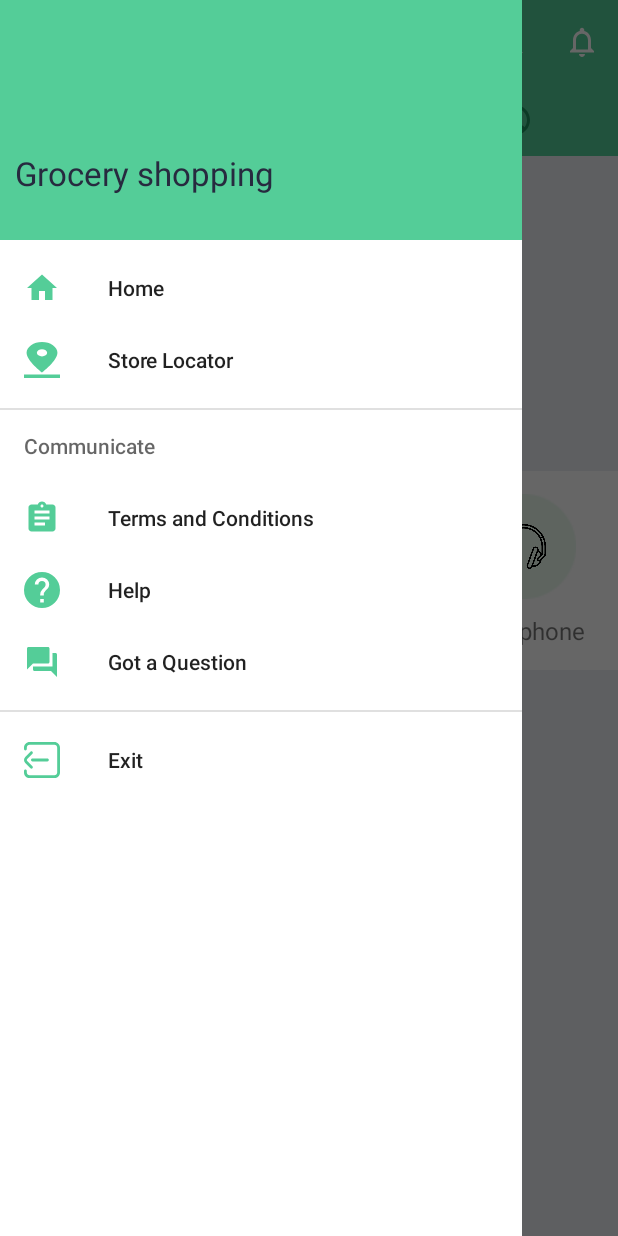
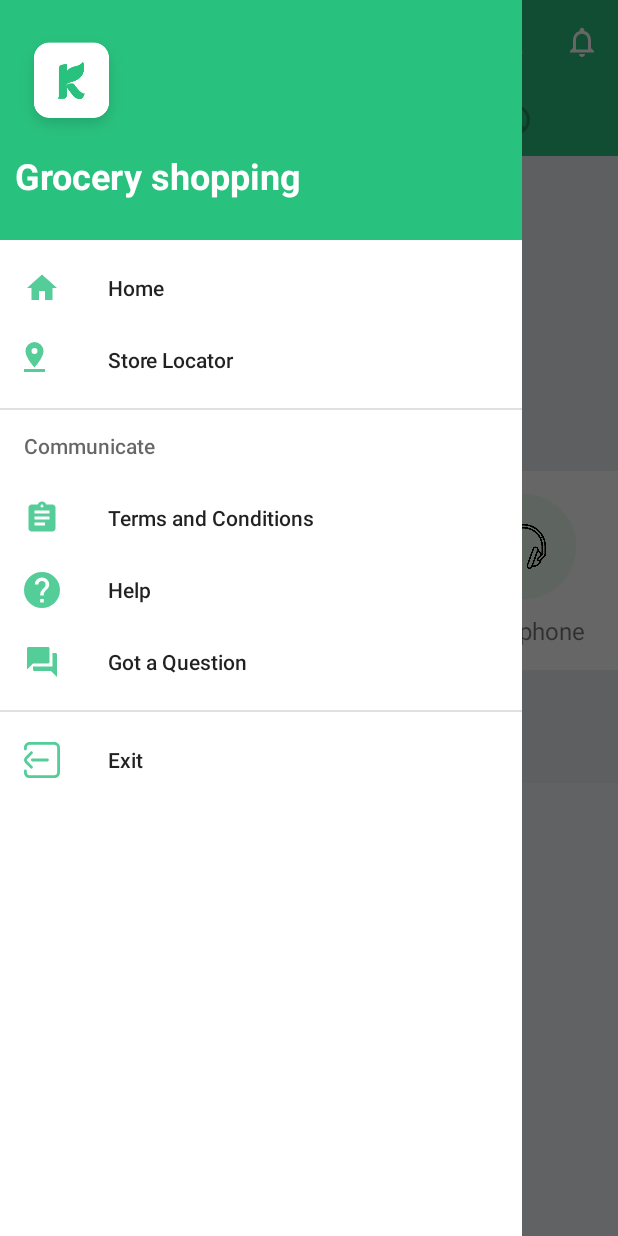
Before and after one commit to duongkibo/shopAppV3, an Android app: the MainActivity screen opened directly, with no data from a screen before it, with the side drawer open, on a phone screen of 412 x 824 dp. Run offline under Robolectric (Android 15) with nearby library versions, the phone set to English and light mode, and no system bars; libraries missing offline, so code that uses them is left out: com.denzcoskun.imageslider; plain views replace ImageSlider; pictures from the network do not load; 9 statements that could not run were skipped.

Commit message:
toan update 22/8

```diff
--- a/app/src/main/java/com/actvn/shopapp/MainActivity.java
+++ b/app/src/main/java/com/actvn/shopapp/MainActivity.java
@@ -57,7 +57,7 @@ public class MainActivity extends AppCompatActivity implements NavigationView.On
         actionToolbar();
         addControl();
         setIconTablayout();
-        setScrollView();
+        //setScrollView();
         //search();
     }
 
@@ -102,7 +102,6 @@ public class MainActivity extends AppCompatActivity implements NavigationView.On
 
 
     private void setScrollView() {
-/*
         scrollView.setOnScrollChangeListener(new NestedScrollView.OnScrollChangeListener() {
             @Override
             public void onScrollChange(NestedScrollView v, int scrollX, int scrollY, int oldScrollX, int oldScrollY) {
@@ -114,8 +113,6 @@ public class MainActivity extends AppCompatActivity implements NavigationView.On
 
             }
         });
-*/
-
     }
 
     private void search() {
@@ -157,9 +154,7 @@ public class MainActivity extends AppCompatActivity implements NavigationView.On
                 Intent itQuestion = new Intent(getApplicationContext(), QuestionActivity.class);
                 startActivity(itQuestion);
                 break;
-            case R.id.nav_exit:
-                finish();
-                break;
+
         }
         drawerLayout.closeDrawer(GravityCompat.START);
         return true;
--- a/app/src/main/java/com/actvn/shopapp/views/StoreAdapter.java
+++ b/app/src/main/java/com/actvn/shopapp/fragment/StoreAdapter.java
@@ -1,4 +1,4 @@
-package com.actvn.shopapp.api.adapter;
+package com.actvn.shopapp.fragment;
 
 
 import android.content.Context;
@@ -14,7 +14,6 @@ import androidx.recyclerview.widget.RecyclerView;
 
 import com.actvn.shopapp.R;
 import com.actvn.shopapp.api.model.Data;
-import com.actvn.shopapp.fragment.StoreFragment;
 import com.bumptech.glide.Glide;
 
 import java.text.DecimalFormat;
--- a/app/src/main/java/com/actvn/shopapp/fragment/StoreFragment.java
+++ b/app/src/main/java/com/actvn/shopapp/fragment/StoreFragment.java
@@ -16,7 +16,6 @@ import androidx.recyclerview.widget.RecyclerView;
 
 import com.actvn.shopapp.R;
 
-import com.actvn.shopapp.api.adapter.StoreAdapter;
 import com.actvn.shopapp.api.model.Data;
 import com.actvn.shopapp.api.model.Products;
 import com.actvn.shopapp.api.service.UserService;
@@ -103,8 +102,6 @@ public class StoreFragment extends Fragment {
         recyclerView.setLayoutManager(new LinearLayoutManager(getContext(), LinearLayoutManager.HORIZONTAL,false));
         recyclerView.setAdapter(storeAdapter);
 
-
-
         cardViewMeat.setOnClickListener(new View.OnClickListener() {
             @Override
             public void onClick(View v) {
--- a/app/src/main/java/com/actvn/shopapp/search/SearchAdapter.java
+++ b/app/src/main/java/com/actvn/shopapp/search/SearchAdapter.java
@@ -48,7 +48,7 @@ public class SearchAdapter extends RecyclerView.Adapter<SearchAdapter.MyViewHold
         Data data = datas.get(position);
 
         DecimalFormat decimalFormat = new DecimalFormat("###,###,###");
-        holder.txtTitle.setText(String.valueOf(data.getDescriptions().get(1).getContent()));
+        holder.txtTitle.setText(String.valueOf(data.getDescriptions().get(1).getName()));
         holder.txtCost.setText(String.valueOf(decimalFormat.format(data.getCost())+ " đ"));
 
         Glide.with(context).load(String.valueOf(BASE_URL + data.getImage()))
--- a/app/src/main/res/drawable/ic_icon_storelocator.xml
+++ b/app/src/main/res/drawable/ic_icon_storelocator.xml
@@ -1,8 +1,8 @@
 <vector xmlns:android="http://schemas.android.com/apk/res/android"
-    android:width="14dp"
-    android:height="20dp"
-    android:viewportWidth="14"
-    android:viewportHeight="20">
+    android:width="24dp"
+    android:height="24dp"
+    android:viewportWidth="24"
+    android:viewportHeight="24">
   <path
       android:pathData="M13,6a6,6 0,0 0,-12 0c0,4.5 6,11 6,11S13,10.5 13,6ZM5,6a2,2 0,1 1,2 2A2.006,2.006 0,0 1,5 6ZM0,18v2L14,20v-2Z"
       android:fillColor="#29c17e"/>
--- a/app/src/main/res/layout/activity_main.xml
+++ b/app/src/main/res/layout/activity_main.xml
@@ -18,6 +18,7 @@
 
             <androidx.appcompat.widget.Toolbar
                 android:id="@+id/toolbarMain"
+                android:background="@color/green"
                 android:layout_width="match_parent"
                 android:layout_height="?attr/actionBarSize"
                 app:title="Store"
@@ -26,6 +27,7 @@
             <com.google.android.material.tabs.TabLayout
                 android:id="@+id/tabFace"
                 android:layout_width="match_parent"
+                android:background="@color/green"
                 android:layout_height="wrap_content"
                 android:layoutMode="opticalBounds"
                 app:tabIconTint="#1F915F"
--- a/app/src/main/res/layout/fragment_store.xml
+++ b/app/src/main/res/layout/fragment_store.xml
@@ -1,7 +1,13 @@
 <?xml version="1.0" encoding="utf-8"?>
-<androidx.constraintlayout.widget.ConstraintLayout xmlns:android="http://schemas.android.com/apk/res/android"
+<androidx.core.widget.NestedScrollView xmlns:android="http://schemas.android.com/apk/res/android"
     xmlns:app="http://schemas.android.com/apk/res-auto"
     xmlns:tools="http://schemas.android.com/tools"
+    android:id="@+id/scrollViewStore"
+    android:layout_width="match_parent"
+    android:layout_height="match_parent"
+    android:scrollbars="vertical">
+
+    <androidx.constraintlayout.widget.ConstraintLayout
         android:layout_width="match_parent"
         android:layout_height="match_parent"
         android:background="#ECEFF3">
@@ -221,3 +227,5 @@
 
 
     </androidx.constraintlayout.widget.ConstraintLayout>
+
+</androidx.core.widget.NestedScrollView>
--- a/app/src/main/res/layout/navigationheader.xml
+++ b/app/src/main/res/layout/navigationheader.xml
@@ -4,7 +4,7 @@
     xmlns:tools="http://schemas.android.com/tools"
     android:layout_width="match_parent"
     android:layout_height="160dp"
-    android:background="#54CD98"
+    android:background="@color/green"
     android:padding="10dp">
 
     <ImageView
@@ -12,18 +12,21 @@
         android:layout_width="75dp"
         android:layout_height="75dp"
         android:layout_marginTop="10dp"
+        android:background="@drawable/logo"
         app:layout_constraintTop_toTopOf="parent"
-        tools:ignore="MissingConstraints" />
+        app:layout_constraintStart_toStartOf="parent"
+         />
 
     <TextView
         android:layout_width="wrap_content"
         android:layout_height="wrap_content"
         android:layout_marginTop="5dp"
         android:text="Grocery shopping"
-        android:textColor="#272A3F"
-        android:textSize="22sp"
+        android:textStyle="bold"
+        android:textColor="@color/white"
+        android:textSize="24sp"
         app:layout_constraintTop_toBottomOf="@+id/imgIcon"
-        tools:ignore="MissingConstraints" />
+        app:layout_constraintStart_toStartOf="parent" />
 
 
 </androidx.constraintlayout.widget.ConstraintLayout>
--- a/app/src/main/res/values/styles.xml
+++ b/app/src/main/res/values/styles.xml
@@ -2,8 +2,8 @@
     <!-- Base application theme. -->
     <style name="AppTheme" parent="Theme.AppCompat.Light.NoActionBar">
         <!-- Customize your theme here. -->
-        <item name="colorPrimary">@color/colorPrimary</item>
-        <item name="colorPrimaryDark">@color/colorPrimaryDark</item>
+        <item name="colorPrimary">@color/green</item>
+        <item name="colorPrimaryDark">@color/green</item>
         <item name="colorAccent">@color/colorAccent</item>
     </style>
 
@@ -24,5 +24,16 @@
         <item name="android:windowContentOverlay">@null</item>
     </style>
 
+    <style name="searchView" parent="Theme.Design.Light.NoActionBar">
+        <item name="colorPrimary">@color/green</item>
+        <item name="colorPrimaryDark">@color/green</item>
+        <item name="colorAccent">@color/colorAccent</item>
+
+        <item name="android:textColorHint">@color/white</item>
+        <item name="android:textColor">@color/white</item>
+        <item name="android:textColorPrimary">@color/white</item>
+
+    </style>
+
 
 </resources>
```
Also changed, not shown: app/src/main/AndroidManifest.xml (+45 -35 lines). Lines whose indentation alone changed are shown as unchanged.
